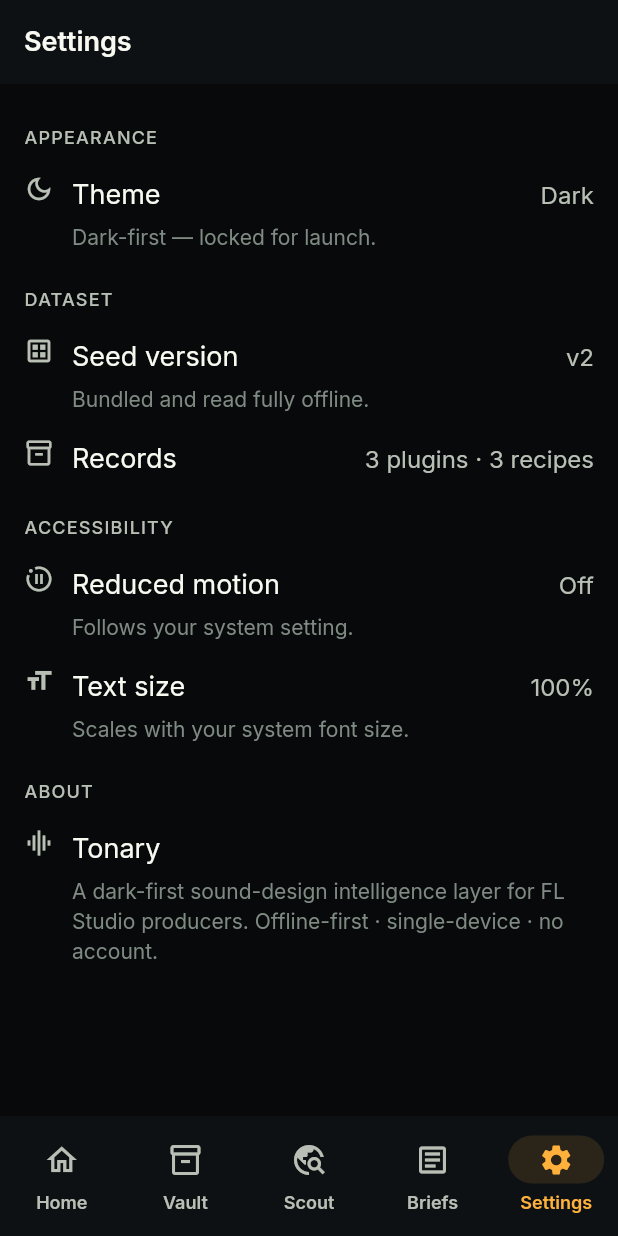
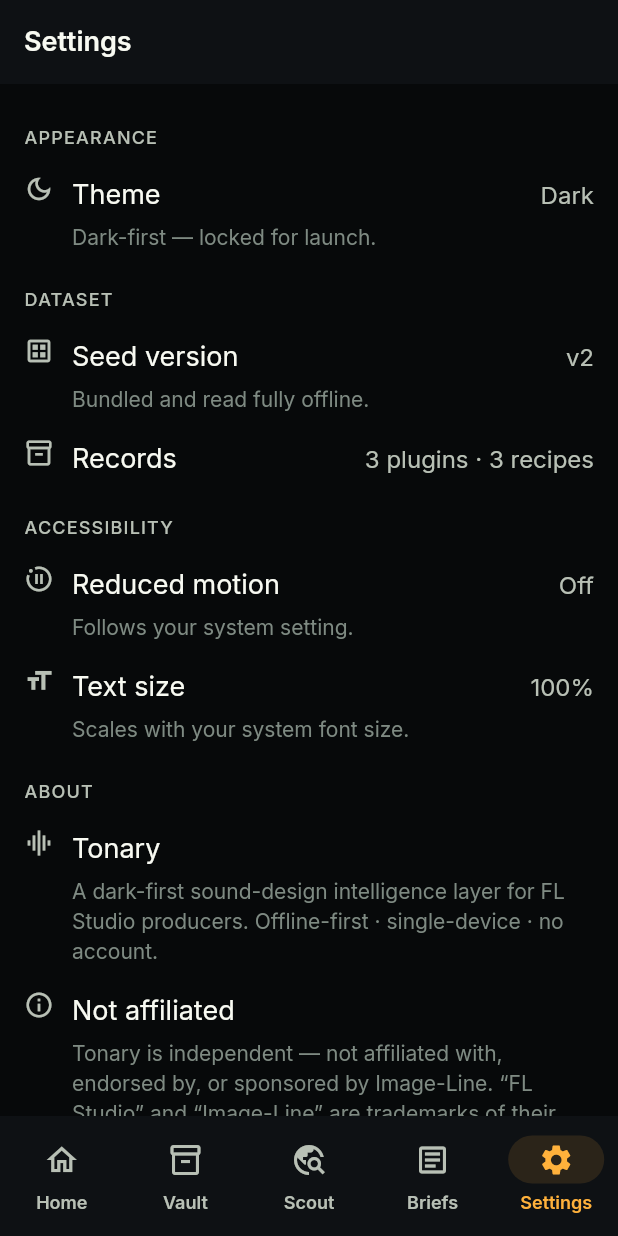
Before and after one commit to JaZeR-444/Tonary.io, a Flutter app: the SettingsScreen screen opened by its route, on a phone screen of 412 x 824 dp. Run offline on Flutter 3.47's test engine with Material 3 defaults, Android fonts, the phone set to English and light mode, and no system bars; our stand-ins replace drift, flutter_riverpod, go_router; accounts and stored records are empty; generated files the repository leaves out were written again.

Commit message:
OQ-12 gates 1 & 3: content policy + non-affiliation disclaimer
Gate #3: ship a non-affiliation disclaimer + trademark attribution in
Settings > About ("not affiliated with Image-Line; FL Studio/Image-Line are
trademarks used for compatibility context"), plus a sources note (facts
restated + cited, no manuals reproduced, no preset files). Test locks it in.

Gate #1: adopt a written content policy (.claude/rules/content-policy.md) —
rephrase-not-reproduce, cite every fact, no preset files/factory dumps, drop
restrictively-licensed sources, with a per-batch pre-publish checklist.
Cross-linked from content-migration-rules and the OQ-12 brief.

Remaining OQ-12 blocker narrows to gate #5: a human legal sign-off.

Co-Authored-By: Claude Opus 4.8 (1M context) <noreply@anthropic.com>

```diff
--- a/lib/features/settings/presentation/settings_screen.dart
+++ b/lib/features/settings/presentation/settings_screen.dart
@@ -93,6 +93,25 @@ class SettingsScreen extends ConsumerWidget {
                       'A dark-first sound-design intelligence layer for FL '
                       'Studio producers. Offline-first · single-device · no '
                       'account.',
+                ),
+                _SettingRow(
+                  icon: Icons.info_outline,
+                  title: 'Not affiliated',
+                  value: '',
+                  subtitle:
+                      'Tonary is independent — not affiliated with, endorsed '
+                      'by, or sponsored by Image-Line. “FL Studio” and '
+                      '“Image-Line” are trademarks of their respective owners, '
+                      'used here only to describe compatibility.',
+                ),
+                _SettingRow(
+                  icon: Icons.verified_outlined,
+                  title: 'Sources',
+                  value: '',
+                  subtitle:
+                      'Plugin facts are re-stated in Tonary’s own words and '
+                      'cite their sources; Tonary does not reproduce manuals '
+                      'or ship factory preset files.',
                 ),
               ],
             ),
```
Also changed, not shown: 4 other files.
